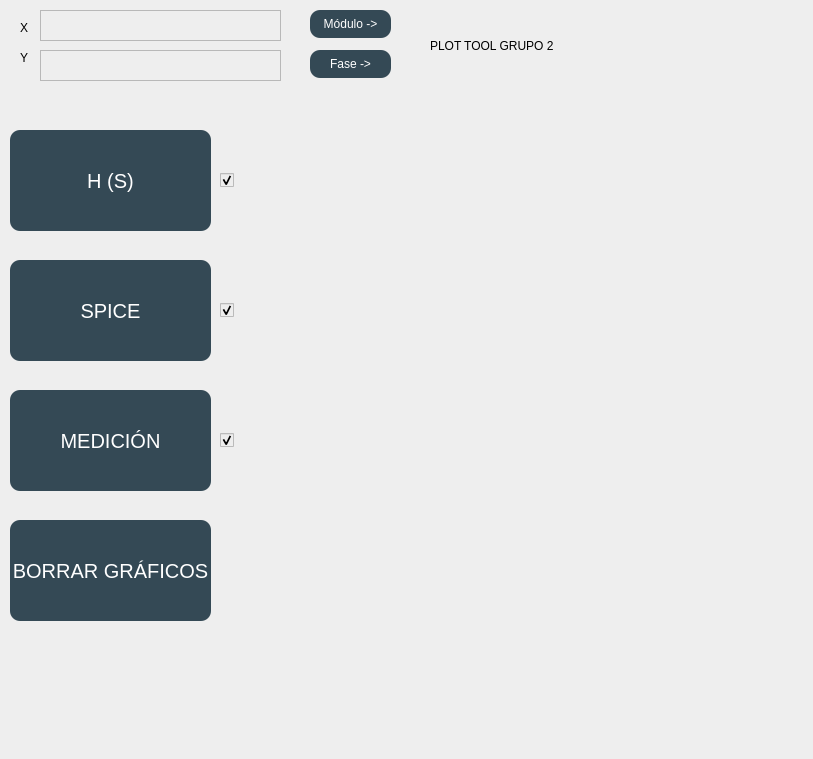
The window that PycharmProjects/TC1/tcDesign.ui (scheinpablo/BodeGrapher) describes before a commit, drawn with Qt 5.
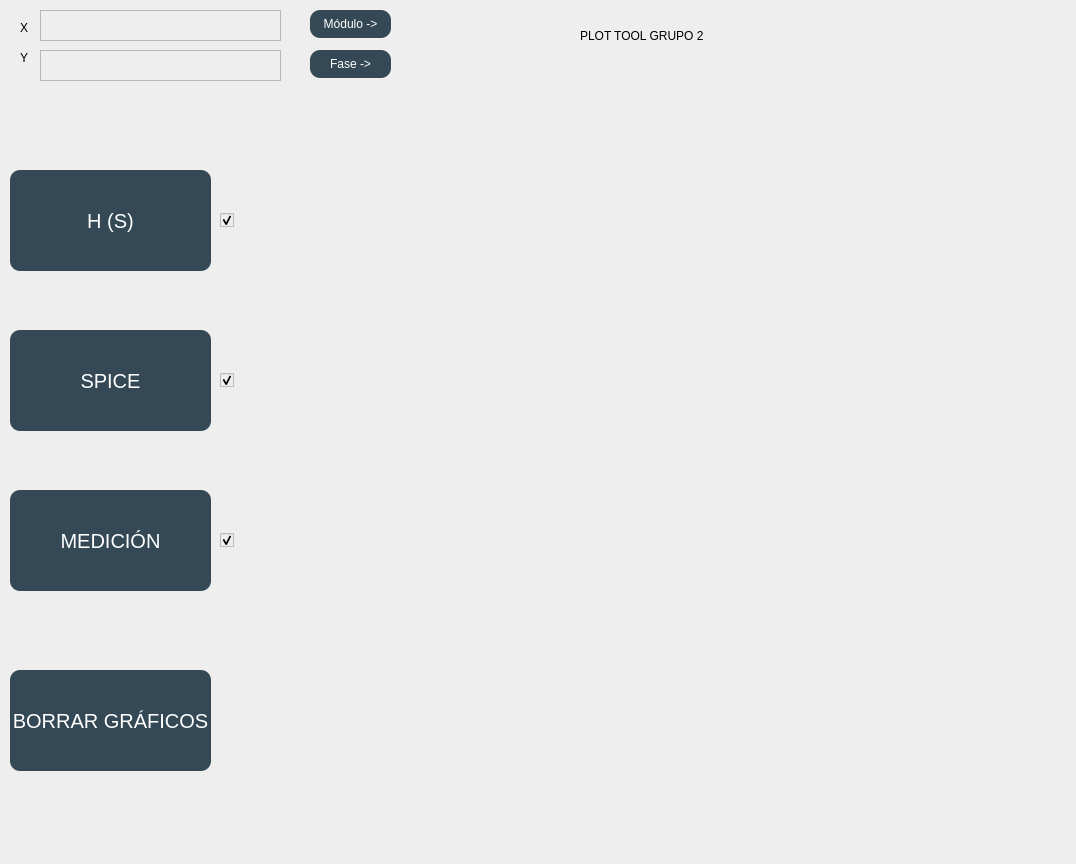
The same window after the commit. Custom widgets are drawn as their Qt base class.

```diff
--- a/PycharmProjects/TC1/tcDesign.ui
+++ b/PycharmProjects/TC1/tcDesign.ui
@@ -6,8 +6,8 @@
    <rect>
     <x>0</x>
     <y>0</y>
-    <width>813</width>
-    <height>759</height>
+    <width>1076</width>
+    <height>864</height>
    </rect>
   </property>
   <property name="windowTitle">
@@ -24,7 +24,7 @@
     <property name="geometry">
      <rect>
       <x>10</x>
-      <y>130</y>
+      <y>170</y>
       <width>201</width>
       <height>101</height>
      </rect>
@@ -44,7 +44,7 @@
     <property name="geometry">
      <rect>
       <x>10</x>
-      <y>260</y>
+      <y>330</y>
       <width>201</width>
       <height>101</height>
      </rect>
@@ -63,7 +63,7 @@
     <property name="geometry">
      <rect>
       <x>10</x>
-      <y>390</y>
+      <y>490</y>
       <width>201</width>
       <height>101</height>
      </rect>
@@ -83,8 +83,8 @@
      <rect>
       <x>250</x>
       <y>90</y>
-      <width>531</width>
-      <height>300</height>
+      <width>761</width>
+      <height>351</height>
      </rect>
     </property>
     <property name="styleSheet">
@@ -95,9 +95,9 @@
     <property name="geometry">
      <rect>
       <x>250</x>
-      <y>400</y>
-      <width>531</width>
-      <height>300</height>
+      <y>460</y>
+      <width>761</width>
+      <height>351</height>
      </rect>
     </property>
    </widget>
@@ -105,7 +105,7 @@
     <property name="geometry">
      <rect>
       <x>10</x>
-      <y>520</y>
+      <y>670</y>
       <width>201</width>
       <height>101</height>
      </rect>
@@ -149,8 +149,8 @@
    <widget class="QLabel" name="label_3">
     <property name="geometry">
      <rect>
-      <x>430</x>
-      <y>10</y>
+      <x>580</x>
+      <y>0</y>
       <width>331</width>
       <height>71</height>
      </rect>
@@ -224,7 +224,7 @@
     <property name="geometry">
      <rect>
       <x>220</x>
-      <y>170</y>
+      <y>210</y>
       <width>21</width>
       <height>20</height>
      </rect>
@@ -240,7 +240,7 @@
     <property name="geometry">
      <rect>
       <x>220</x>
-      <y>300</y>
+      <y>370</y>
       <width>21</width>
       <height>20</height>
      </rect>
@@ -256,7 +256,7 @@
     <property name="geometry">
      <rect>
       <x>220</x>
-      <y>430</y>
+      <y>530</y>
       <width>21</width>
       <height>20</height>
      </rect>
```
Left out of the diff: 2 changed lines with no effect on the pictures.
